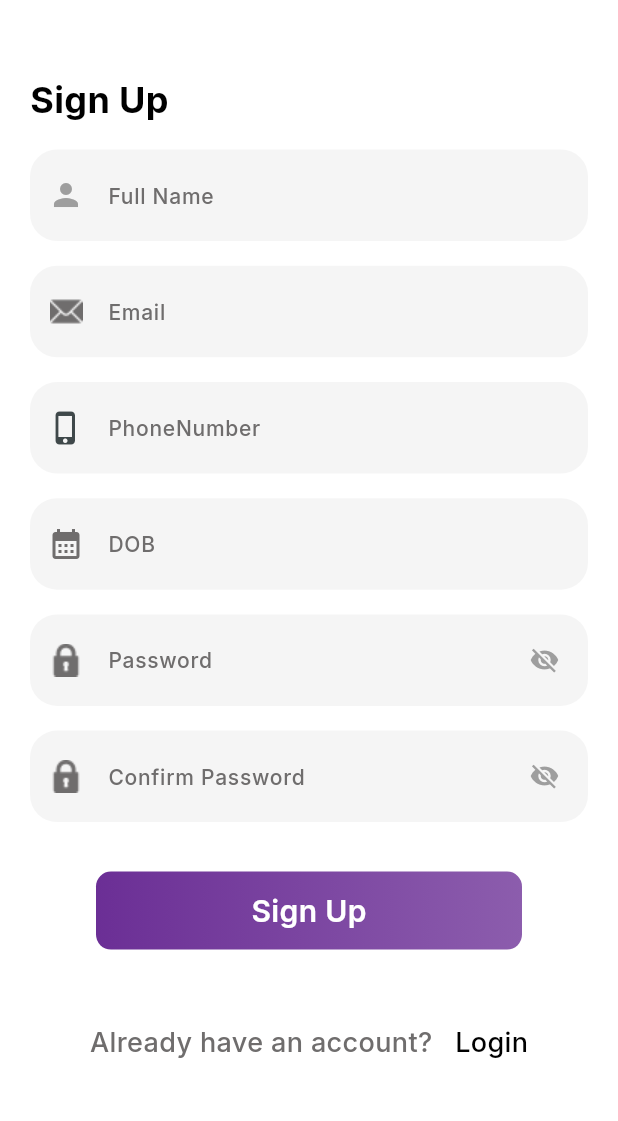
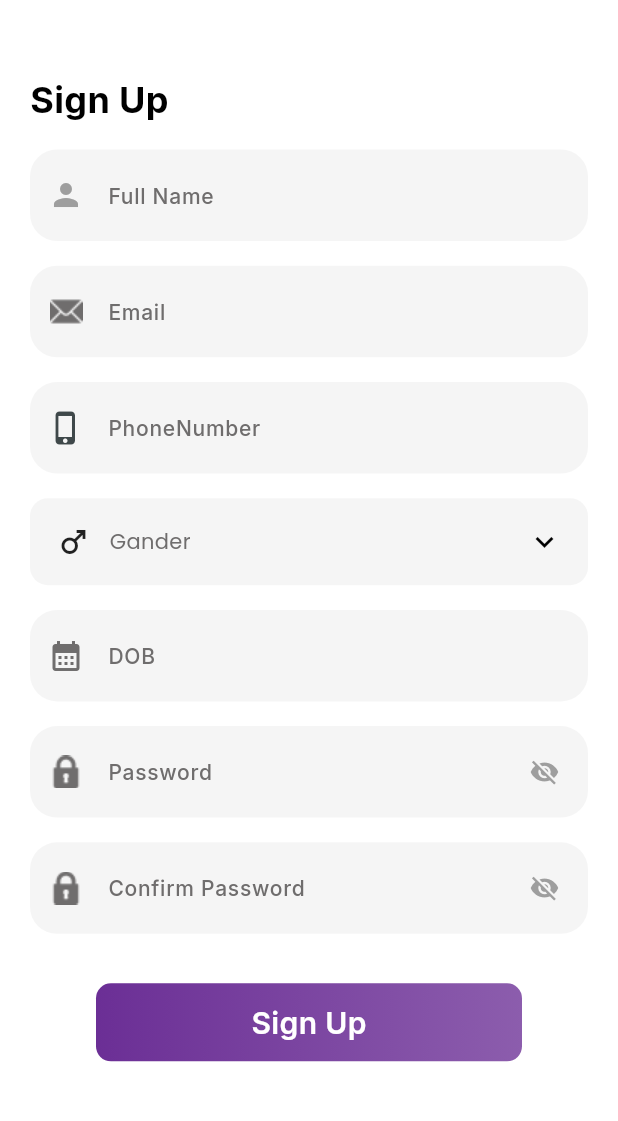
Before and after one commit to Rehman-Amjad/health_elv, a Flutter app: the SignupScreen screen opened by its route, on a phone screen of 412 x 824 dp, the part 93-1214 px from its top. Run offline on Flutter 3.47's test engine with Material 3 defaults, Android fonts, the phone set to English and light mode, and no system bars; drawn by our look-alikes of animated_custom_dropdown; our stand-ins replace cached_network_image, cloud_firestore, firebase_auth, firebase_core, firebase_storage, fl_chart and 11 more; missing offline and left inert: dart:ffi, gif_view, gradient_slider; accounts and stored records are empty; network calls fail.

Commit message:
Fix to update the user profile image and other info and gander is added

```diff
--- a/lib/core/models/user_data.dart
+++ b/lib/core/models/user_data.dart
@@ -4,6 +4,7 @@ class UserData {
   String? uid;
   String? fullName;
   String? imageUrl;
+  String? gander;
   String? dob;
   String? phoneNumber;
   String? email;
@@ -14,6 +15,7 @@ class UserData {
     this.uid,
     this.fullName,
     this.imageUrl = "https://i.postimg.cc/kg1yzFyb/User.jpg",
+    this.gander,
     this.dob,
     this.phoneNumber,
     this.email,
@@ -26,6 +28,7 @@ class UserData {
       'uid': uid,
       'fullName': fullName,
       'imageUrl': imageUrl,
+      'gander': gander,
       'dob': dob,
       'phoneNumber': phoneNumber,
       'email': email,
@@ -37,6 +40,7 @@ class UserData {
   Map<String, dynamic> updateUser() {
     return {
       'fullName': fullName,
+      'gander': gander,
       'dob': dob,
       'phoneNumber': phoneNumber,
     };
@@ -47,6 +51,7 @@ class UserData {
       uid: map['uid'],
       fullName: map['fullName'],
       imageUrl: map['imageUrl'],
+      gander: map['gander'],
       dob: map['dob'],
       phoneNumber: map['phoneNumber'],
       email: map['email'],
--- a/lib/screens/auth/signup/signup_controller.dart
+++ b/lib/screens/auth/signup/signup_controller.dart
@@ -8,6 +8,7 @@ class SignupController extends BaseController {
   final nameTEC = TextEditingController();
   final emailTEC = TextEditingController();
   final phoneTEC = TextEditingController();
+  final ganderTEC = TextEditingController();
   final dobTEC = TextEditingController();
   final passwordTEC = TextEditingController();
   final confirmPasswordTEC = TextEditingController();
@@ -33,6 +34,7 @@ class SignupController extends BaseController {
         email: emailTEC.text.trim(),
         phoneNumber: phoneTEC.text.trim(),
         password: passwordTEC.text.trim(),
+        gander: ganderTEC.text.trim(),
         dob: dobTEC.text.trim(),
       );
      await authService.signInWithEmailAndPassword(
--- a/lib/screens/auth/signup/signup_screen.dart
+++ b/lib/screens/auth/signup/signup_screen.dart
@@ -1,3 +1,4 @@
+import 'package:animated_custom_dropdown/custom_dropdown.dart';
 import 'package:flutter/material.dart';
 import 'package:flutter_datetime_picker_bdaya/flutter_datetime_picker_bdaya.dart';
 import 'package:get/get.dart';
@@ -107,6 +108,27 @@ class SignupScreen extends GetView<SignupController> {
                   },
                 ),
                 SizedBox(height: 02.h),
+                CustomDropdown<String>(
+                  hintText: 'Gander',
+                  items: const ["Male", "Female"],
+                  onChanged: (gander) {
+                    controller.ganderTEC.text=gander!;
+                  },
+                  validateOnChange: true,
+                  validator: (value){
+                    if(value ==null){
+                      return "Select gander";
+                    }
+                    return null;
+                  },
+                  decoration: decoration(
+                    prefixIcon: const Icon(Icons.male),
+                    bolderColor: Colors.transparent,
+                    headerFontSize: 14.0,
+                    fillColor: AppColors.greyColor.withOpacity(0.1),
+                  ),
+                ),
+                SizedBox(height: 02.h),
                 CustomFormField(
                   borderColor: Colors.transparent,
                   tec: controller.dobTEC,
@@ -209,7 +231,7 @@ class SignupScreen extends GetView<SignupController> {
                     suffixIcon: IconButton(
                       highlightColor: Colors.transparent,
                       padding: const EdgeInsets.only(right: 10),
-                      icon:  Icon(
+                      icon: Icon(
                         controller.passwordConfirm.isTrue
                             ? Icons.visibility
                             : Icons.visibility_off,
--- a/lib/utils/constant_widgets.dart
+++ b/lib/utils/constant_widgets.dart
@@ -24,11 +24,12 @@ getCustomDropDownTitle({title, required Widget child}) {
   );
 }
 
-CustomDropdownDecoration? decoration() => CustomDropdownDecoration(
-      closedFillColor: AppColors.whiteColor,
+CustomDropdownDecoration? decoration({headerFontSize,prefixIcon,bolderColor,fillColor}) => CustomDropdownDecoration(
+      closedFillColor: fillColor?? AppColors.whiteColor,
       expandedFillColor: AppColors.whiteColor,
-      closedBorder: Border.all(color: AppColors.blackColor),
-      expandedBorder: Border.all(color: AppColors.blackColor),
+      closedBorder: Border.all(color: bolderColor?? AppColors.blackColor),
+      expandedBorder: Border.all(color: bolderColor ?? AppColors.blackColor),
+      prefixIcon: prefixIcon,
       closedSuffixIcon: const Icon(
         Icons.keyboard_arrow_down,
         color: AppColors.blackColor,
@@ -44,7 +45,7 @@ CustomDropdownDecoration? decoration() => CustomDropdownDecoration(
       ),
       headerStyle: GoogleFonts.poppins(
         color: AppColors.blackColor,
-        fontSize: 16,
+        fontSize: headerFontSize ?? 16,
         fontWeight: FontWeight.w500,
       ),
       listItemStyle: GoogleFonts.poppins(
--- a/lib/widgets/custom_form_field.dart
+++ b/lib/widgets/custom_form_field.dart
@@ -66,6 +66,7 @@ class CustomFormField extends StatelessWidget {
       obscureText: obscureText ?? false,
       maxLines: lines ?? 1,
       readOnly: readOnly ?? false,
+      autovalidateMode: AutovalidateMode.onUserInteraction,
       cursorColor: AppColors.blackColor,
       style: GoogleFonts.inter(
         color: AppColors.blackColor,
```
Also changed, not shown: lib/screens/faq/faqs_view.dart (+2 -10 lines), lib/screens/home/home_view.dart (+3 -6 lines), lib/screens/profile/profile_controller.dart (+70 -0 lines), lib/screens/profile/profile_screen.dart (+39 -34 lines), lib/screens/profile/user_details/user_details_view.dart (+37 -16 lines), 2 other files.
